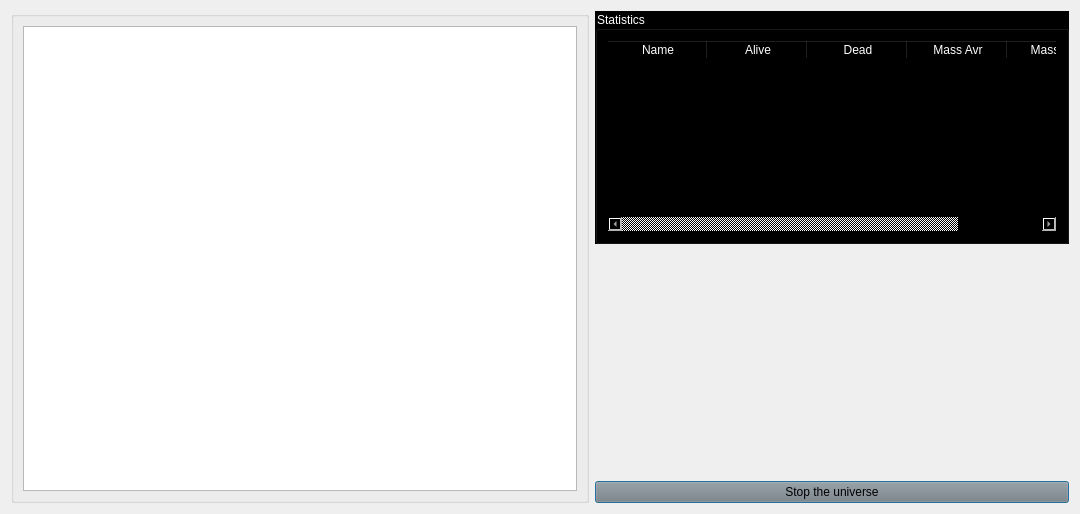
Old version of the form qbio/universe_output_window.ui in the repository amedari13/biosphere.
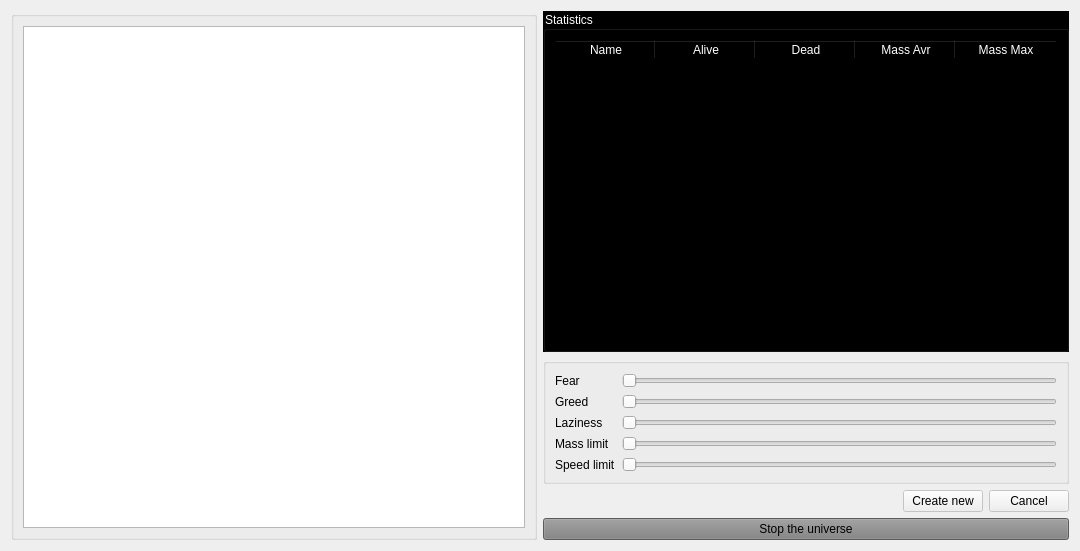
New version of the form.

```diff
--- a/qbio/universe_output_window.ui
+++ b/qbio/universe_output_window.ui
@@ -57,7 +57,7 @@
         <item>
          <widget class="QTableWidget" name="tableWidget">
           <property name="enabled">
-           <bool>false</bool>
+           <bool>true</bool>
           </property>
           <property name="sizePolicy">
            <sizepolicy hsizetype="Minimum" vsizetype="MinimumExpanding">
@@ -68,7 +68,7 @@
           <property name="minimumSize">
            <size>
             <width>450</width>
-            <height>0</height>
+            <height>300</height>
            </size>
           </property>
           <property name="styleSheet">
@@ -184,6 +184,126 @@
        </layout>
       </widget>
      </item>
+     <item>
+      <layout class="QVBoxLayout" name="verticalLayout_4">
+       <item>
+        <widget class="QGroupBox" name="propertyGroup">
+         <property name="title">
+          <string/>
+         </property>
+         <layout class="QFormLayout" name="formLayout">
+          <item row="0" column="1">
+           <widget class="QSlider" name="fearSlider">
+            <property name="orientation">
+             <enum>Qt::Horizontal</enum>
+            </property>
+           </widget>
+          </item>
+          <item row="1" column="0">
+           <widget class="QLabel" name="label_3">
+            <property name="text">
+             <string>Greed</string>
+            </property>
+           </widget>
+          </item>
+          <item row="1" column="1">
+           <widget class="QSlider" name="greedSlider">
+            <property name="orientation">
+             <enum>Qt::Horizontal</enum>
+            </property>
+           </widget>
+          </item>
+          <item row="2" column="0">
+           <widget class="QLabel" name="label_4">
+            <property name="text">
+             <string>Laziness</string>
+            </property>
+           </widget>
+          </item>
+          <item row="2" column="1">
+           <widget class="QSlider" name="lazynessSlider">
+            <property name="orientation">
+             <enum>Qt::Horizontal</enum>
+            </property>
+           </widget>
+          </item>
+          <item row="3" column="0">
+           <widget class="QLabel" name="label_8">
+            <property name="text">
+             <string>Mass limit</string>
+            </property>
+           </widget>
+          </item>
+          <item row="3" column="1">
+           <widget class="QSlider" name="massSlider">
+            <property name="orientation">
+             <enum>Qt::Horizontal</enum>
+            </property>
+           </widget>
+          </item>
+          <item row="4" column="0">
+           <widget class="QLabel" name="label_9">
+            <property name="text">
+             <string>Speed limit</string>
+            </property>
+           </widget>
+          </item>
+          <item row="4" column="1">
+           <widget class="QSlider" name="speedSlider">
+            <property name="orientation">
+             <enum>Qt::Horizontal</enum>
+            </property>
+           </widget>
+          </item>
+          <item row="0" column="0">
+           <widget class="QLabel" name="label">
+            <property name="text">
+             <string>Fear</string>
+            </property>
+           </widget>
+          </item>
+         </layout>
+        </widget>
+       </item>
+       <item>
+        <layout class="QHBoxLayout" name="horizontalLayout_3">
+         <item>
+          <spacer name="horizontalSpacer">
+           <property name="orientation">
+            <enum>Qt::Horizontal</enum>
+           </property>
+           <property name="sizeHint" stdset="0">
+            <size>
+             <width>40</width>
+             <height>20</height>
+            </size>
+           </property>
+          </spacer>
+         </item>
+         <item>
+          <widget class="QPushButton" name="createNewButton">
+           <property name="enabled">
+            <bool>false</bool>
+           </property>
+           <property name="text">
+            <string>Create new</string>
+           </property>
+          </widget>
+         </item>
+         <item>
+          <widget class="QPushButton" name="cancelButton">
+           <property name="enabled">
+            <bool>false</bool>
+           </property>
+           <property name="text">
+            <string>Cancel</string>
+           </property>
+          </widget>
+         </item>
+        </layout>
+       </item>
+      </layout>
+     </item>
      <item>
       <spacer name="verticalSpacer">
        <property name="orientation">
```
Left out of the diff: 6 changed lines with no effect on the pictures.
